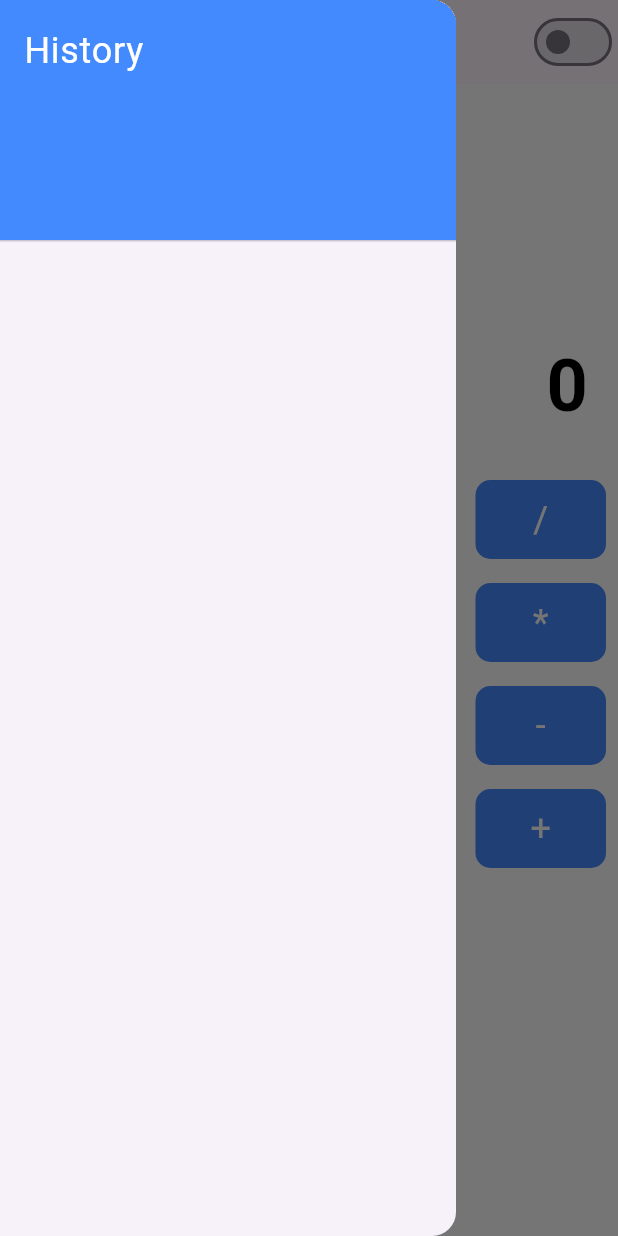
After one commit to Hidayattullah/calculator_provider_flutter, a Flutter app: the screen it shows after launch, with the side drawer open, on a phone screen of 412 x 824 dp. The commit adds this screen. Run offline on Flutter 3.47's test engine with Material 3 defaults, Android fonts, the phone set to English and light mode, and no system bars; our stand-ins replace math_expressions.

Commit message:
memisahkan widget menjadi beberapa file tersendiri

```diff
--- a/lib/widgets/calculator_screen.dart
+++ b/lib/calculator_screen.dart
@@ -1,75 +1,26 @@
 import 'package:flutter/material.dart';
 import 'package:provider/provider.dart';
-import 'package:flutter/services.dart'; // Import untuk menangani input dari keyboard
+import '/widgets/dark_mode_switch.dart';
+import '/widgets/keyboard_listener.dart';
+import '/widgets/history_drawer.dart';
 import '/models/calculator_model.dart';
 
 class CalculatorScreen extends StatelessWidget {
   CalculatorScreen({super.key});
+
   @override
   Widget build(BuildContext context) {
-    var model = context.watch<CalculatorModel>(); // Mengambil model dari Provider
+    final model = context.watch<CalculatorModel>(); // Mengambil model dari Provider
 
     return Scaffold(
       appBar: AppBar(
         title: const Text('Kalkulator Responsif'),
         actions: [
-          Switch(
-            value: model.isDarkMode,
-            onChanged: (value) {
-              model.toggleTheme(); // Ubah tema
-            },
-          ),
+          DarkModeSwitch(), // Menggunakan widget Dark Mode Switch
         ],
       ),
-      drawer: Drawer(
-        child: ListView(
-          padding: EdgeInsets.zero,
-          children: [
-            const DrawerHeader(
-              decoration: BoxDecoration(
-                color: Colors.blueAccent,
-              ),
-              child: Text(
-                'History',
-                style: TextStyle(
-                  color: Colors.white,
-                  fontSize: 24,
-                ),
-              ),
-            ),
-            ...model.history.map((entry) => ListTile(
-              title: Text(entry),
-            )),
-            if (model.history.isNotEmpty)
-              ListTile(
-                title: const Text(
-                  'Clear History',
-                  style: TextStyle(color: Colors.red),
-                ),
-                onTap: () {
-                  model.clearHistory(); // Bersihkan history
-                  Navigator.of(context).pop(); // Tutup drawer setelah menghapus
-                },
-              ),
-          ],
-        ),
-      ),
-      body: Focus(
-        autofocus: true,
-        onKeyEvent: (node, event) {
-          if (event is KeyDownEvent) {
-            // Menggunakan event.character untuk menangkap input karakter dari keyboard
-            final key = event.character ?? '';
-            if (buttons.contains(key)) {
-              onButtonPressed(model, key);
-            } else if (event.logicalKey == LogicalKeyboardKey.enter) {
-              model.calculate();
-            } else if (event.logicalKey == LogicalKeyboardKey.backspace) {
-              model.delete();
-            }
-          }
-          return KeyEventResult.handled;
-        },
+      drawer: const HistoryDrawer(), // Menggunakan widget History Drawer
+      body: KeyboardListenerWidget(
         child: Container(
           color: model.isDarkMode ? Colors.black : Colors.white, // Mengatur warna background berdasarkan mode
           child: Column(
@@ -136,8 +87,6 @@ class CalculatorScreen extends StatelessWidget {
     '<-', // Tombol Backspace
   ];
 
-
-
   // Fungsi untuk mengatur apa yang terjadi saat tombol ditekan
   void onButtonPressed(CalculatorModel model, String buttonText) {
     if (buttonText == 'C') {
--- a/lib/main.dart
+++ b/lib/main.dart
@@ -1,7 +1,7 @@
 import 'package:flutter/material.dart';
 import 'package:provider/provider.dart';
 import 'models/calculator_model.dart';
-import 'widgets/calculator_screen.dart'; // Akan kita buat di langkah berikutnya
+import 'calculator_screen.dart'; // Akan kita buat di langkah berikutnya
 
 void main() {
   runApp(
@@ -9,7 +9,7 @@ void main() {
       providers: [
         ChangeNotifierProvider(create: (_) => CalculatorModel()),
       ],
-      child: MyApp(),
+      child: const MyApp(),
     ),
   );
 }
--- /dev/null
+++ b/lib/widgets/dark_mode_switch.dart
@@ -0,0 +1,17 @@
+import 'package:flutter/material.dart';
+import 'package:provider/provider.dart';
+import '/models/calculator_model.dart';
+
+class DarkModeSwitch extends StatelessWidget {
+  @override
+  Widget build(BuildContext context) {
+    var model = context.watch<CalculatorModel>(); // Mengambil model dari Provider
+
+    return Switch(
+      value: model.isDarkMode,
+      onChanged: (value) {
+        model.toggleTheme(); // Ubah tema
+      },
+    );
+  }
+}
--- /dev/null
+++ b/lib/widgets/history_drawer.dart
@@ -0,0 +1,46 @@
+import 'package:flutter/material.dart';
+import 'package:provider/provider.dart';
+import '/models/calculator_model.dart';
+
+class HistoryDrawer extends StatelessWidget {
+  const HistoryDrawer({super.key});
+
+  @override
+  Widget build(BuildContext context) {
+    var model = context.watch<CalculatorModel>(); // Mengambil model dari Provider
+
+    return Drawer(
+      child: ListView(
+        padding: EdgeInsets.zero,
+        children: [
+          const DrawerHeader(
+            decoration: BoxDecoration(
+              color: Colors.blueAccent,
+            ),
+            child: Text(
+              'History',
+              style: TextStyle(
+                color: Colors.white,
+                fontSize: 24,
+              ),
+            ),
+          ),
+          ...model.history.map((entry) => ListTile(
+            title: Text(entry),
+          )),
+          if (model.history.isNotEmpty)
+            ListTile(
+              title: const Text(
+                'Clear History',
+                style: TextStyle(color: Colors.red),
+              ),
+              onTap: () {
+                model.clearHistory(); // Bersihkan history
+                Navigator.of(context).pop(); // Tutup drawer setelah menghapus
+              },
+            ),
+        ],
+      ),
+    );
+  }
+}
--- /dev/null
+++ b/lib/widgets/keyboard_listener.dart
@@ -0,0 +1,54 @@
+import 'package:flutter/material.dart';
+import 'package:flutter/services.dart';
+import 'package:provider/provider.dart';
+import '/models/calculator_model.dart';
+
+class KeyboardListenerWidget extends StatelessWidget {
+  final Widget child;
+
+  KeyboardListenerWidget({super.key, required this.child});
+
+  @override
+  Widget build(BuildContext context) {
+    var model = context.watch<CalculatorModel>();
+
+    return Focus(
+      autofocus: true,
+      onKeyEvent: (node, event) {
+        if (event is KeyDownEvent) {
+          final key = event.character ?? '';
+          if (buttons.contains(key)) {
+            onButtonPressed(model, key);
+          } else if (event.logicalKey == LogicalKeyboardKey.enter) {
+            model.calculate();
+          } else if (event.logicalKey == LogicalKeyboardKey.backspace) {
+            model.delete();
+          }
+        }
+        return KeyEventResult.handled;
+      },
+      child: child,
+    );
+  }
+
+  // Daftar tombol pada kalkulator
+  final List<String> buttons = [
+    '7', '8', '9', '/',
+    '4', '5', '6', '*',
+    '1', '2', '3', '-',
+    'C', '0', '=', '+',
+    '<-', // Tombol Backspace
+  ];
+
+  void onButtonPressed(CalculatorModel model, String buttonText) {
+    if (buttonText == 'C') {
+      model.clear();
+    } else if (buttonText == '=') {
+      model.calculate();
+    } else if (buttonText == '<-') {
+      model.delete(); // Menghapus karakter terakhir
+    } else {
+      model.addInput(buttonText); // Menambahkan input
+    }
+  }
+}
```
